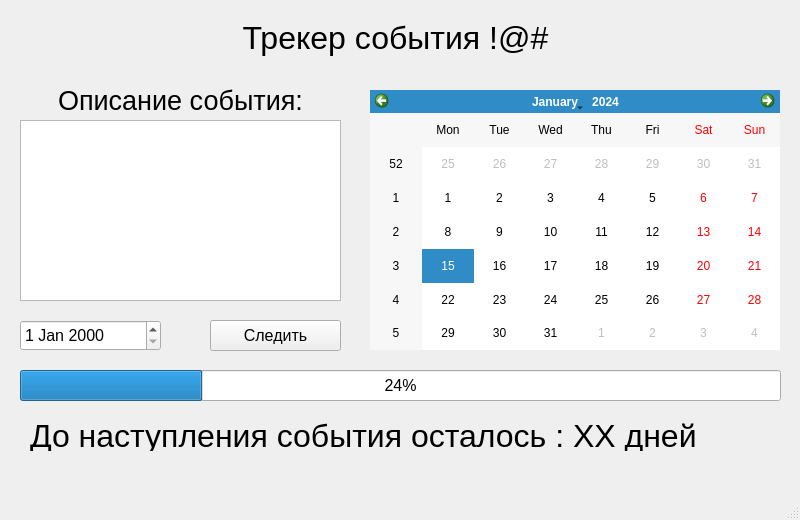
Qt form prog_pyqt5/tracker.ui (AntonTyurin87/pet_projects) before a commit.
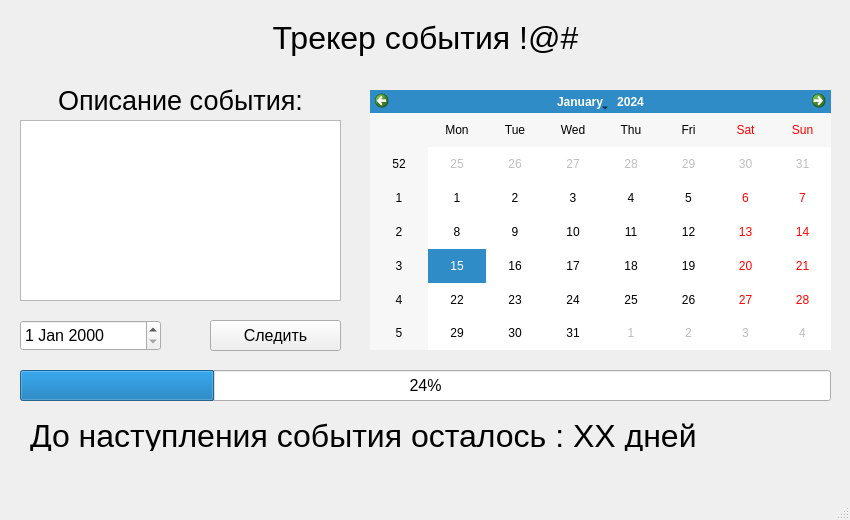
The same form after that commit.

Diff of the .ui file:
```diff
--- a/prog_pyqt5/tracker.ui
+++ b/prog_pyqt5/tracker.ui
@@ -9,13 +9,19 @@
    <rect>
     <x>0</x>
     <y>0</y>
-    <width>800</width>
+    <width>850</width>
     <height>520</height>
    </rect>
   </property>
   <property name="minimumSize">
    <size>
-    <width>800</width>
+    <width>850</width>
+    <height>520</height>
+   </size>
+  </property>
+  <property name="maximumSize">
+   <size>
+    <width>850</width>
     <height>520</height>
    </size>
   </property>
@@ -31,7 +37,7 @@
      <rect>
       <x>20</x>
       <y>10</y>
-      <width>751</width>
+      <width>811</width>
       <height>58</height>
      </rect>
     </property>
@@ -52,7 +58,7 @@
      <rect>
       <x>370</x>
       <y>90</y>
-      <width>410</width>
+      <width>461</width>
       <height>260</height>
      </rect>
     </property>
@@ -74,7 +80,7 @@
      <rect>
       <x>20</x>
       <y>370</y>
-      <width>761</width>
+      <width>811</width>
       <height>31</height>
      </rect>
     </property>
@@ -153,7 +159,7 @@
      <rect>
       <x>30</x>
       <y>420</y>
-      <width>761</width>
+      <width>801</width>
       <height>31</height>
      </rect>
     </property>
```
Left out of the diff: 2 changed lines with no effect on the pictures.
